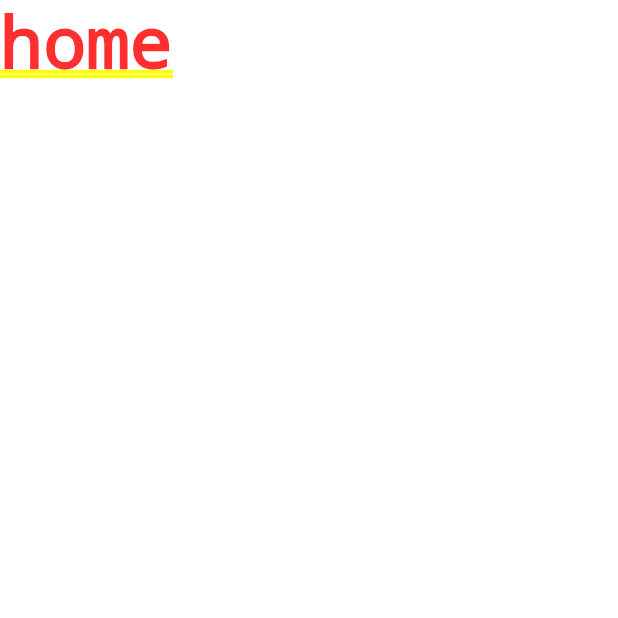
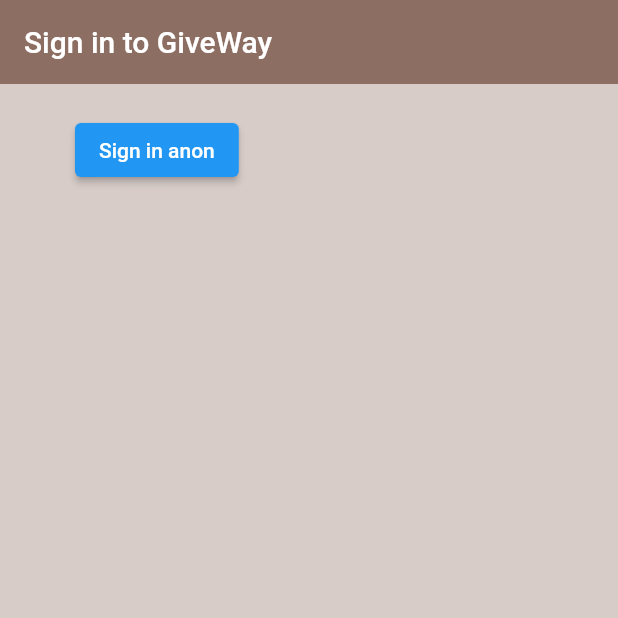
Before and after one commit to PiotrJozefowski/emergency_vehicle_flutter_app, a Flutter app: the screen it shows after launch, on a phone screen of 412 x 824 dp, the top half of it. Run offline on Flutter 3.47's test engine with Material 2 defaults, Android fonts, the phone set to English and light mode, and no system bars; our stand-ins replace firebase_auth, firebase_core; accounts and stored records are empty.

Commit message:
Firebase anonymous authenticate implemented

```diff
--- a/lib/main.dart
+++ b/lib/main.dart
@@ -1,7 +1,10 @@
 import 'package:emergency_vehicle_flutter_app/screens/wrapper.dart';
 import 'package:flutter/material.dart';
+import 'package:firebase_core/firebase_core.dart';
 
-void main() {
+Future<void> main() async {
+  WidgetsFlutterBinding.ensureInitialized();
+  await Firebase.initializeApp();
   runApp(const MyApp());
 }
 
@@ -11,6 +14,7 @@ class MyApp extends StatelessWidget {
   // This widget is the root of your application.
   @override
   Widget build(BuildContext context) {
+
     return MaterialApp(
       home: Wrapper(),
     );
--- a/lib/screens/authenticate/authenticate.dart
+++ b/lib/screens/authenticate/authenticate.dart
@@ -1,3 +1,4 @@
+import 'package:emergency_vehicle_flutter_app/screens/authenticate/sign_in.dart';
 import 'package:flutter/material.dart';
 
 class Authenticate extends StatefulWidget {
@@ -11,7 +12,7 @@ class _AuthenticateState extends State<Authenticate> {
   @override
   Widget build(BuildContext context) {
     return Container(
-      child: Text('authenticate')
+      child: SignIn(),
     );
   }
 }
--- /dev/null
+++ b/lib/screens/authenticate/sign_in.dart
@@ -0,0 +1,41 @@
+import 'package:emergency_vehicle_flutter_app/services/auth.dart';
+import 'package:flutter/material.dart';
+
+class SignIn extends StatefulWidget {
+  const SignIn({Key? key}) : super(key: key);
+
+  @override
+  _SignInState createState() => _SignInState();
+}
+
+class _SignInState extends State<SignIn> {
+
+  final AuthService _auth = AuthService();
+
+  @override
+  Widget build(BuildContext context) {
+    return Scaffold(
+      backgroundColor: Colors.brown[100],
+      appBar: AppBar(
+        backgroundColor: Colors.brown[400],
+        elevation: 0.0,
+        title: Text('Sign in to GiveWay'),
+      ),
+      body: Container(
+        padding: EdgeInsets.symmetric(vertical: 20, horizontal: 50),
+        child: ElevatedButton(
+          child: Text('Sign in anon'),
+          onPressed: () async {
+            dynamic result = await _auth.signInAnon();
+            if(result == null){
+              print('error signing in');
+            }else{
+              print('signed in');
+              print(result);
+            }
+          },
+        ),
+      ),
+    );
+  }
+}
--- a/lib/screens/wrapper.dart
+++ b/lib/screens/wrapper.dart
@@ -9,6 +9,6 @@ class Wrapper extends StatelessWidget {
   Widget build(BuildContext context) {
 
     //return Home or Auth widger
-    return Home();
+    return Authenticate();
   }
 }
```
Also changed, not shown: lib/services/auth.dart (added, +25 -0 lines).
